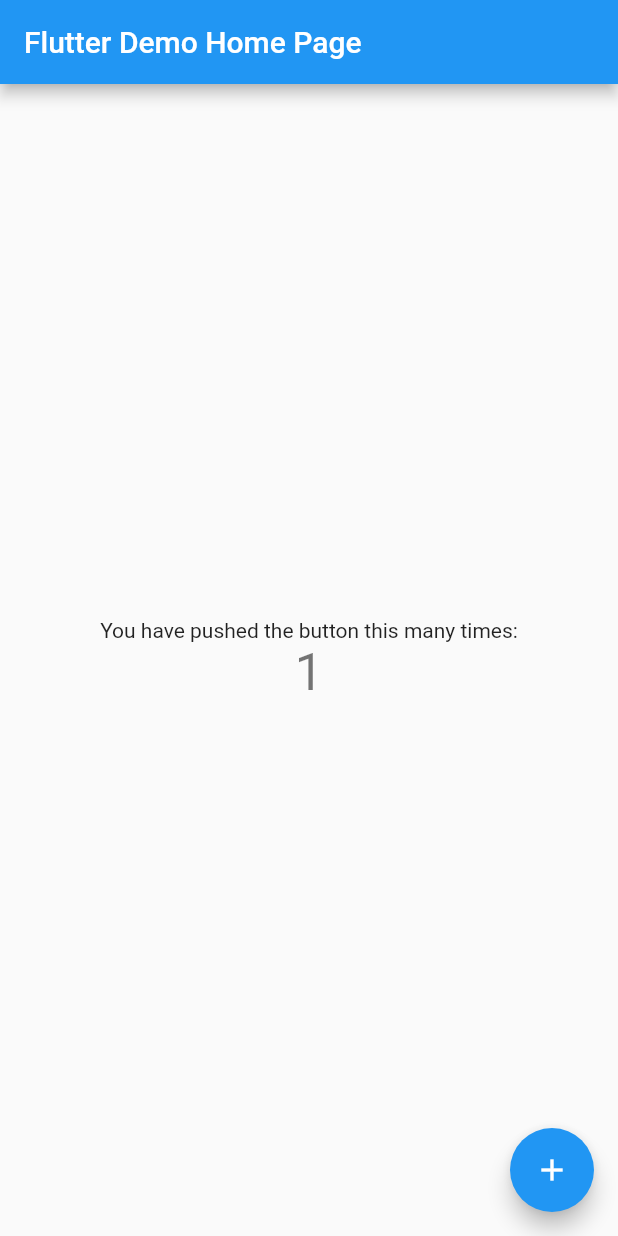
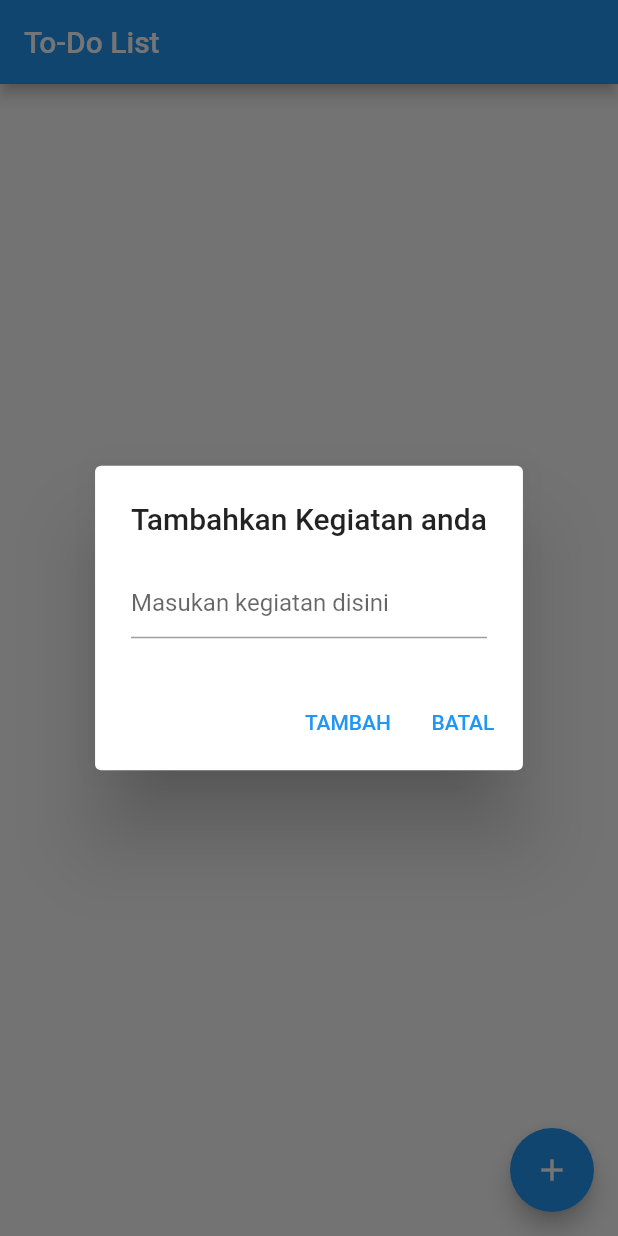
Before and after one commit to dianutomo/tugas_akhir, a Flutter app: the screen it shows after launch, after a tap on the "add" icon, on a phone screen of 412 x 824 dp. Run offline on Flutter 3.47's test engine with Material 2 defaults, Android fonts, the phone set to English and light mode, and no system bars.

Commit message:
modified:   lib/main.dart 	deleted:    lib/main_screen.dart 	new file:   lib/to_do.dart

```diff
--- a/lib/main.dart
+++ b/lib/main.dart
@@ -1,4 +1,6 @@
 import 'package:flutter/material.dart';
+
+import 'package:tugas_akhir/to_do.dart';
 
 void main() {
   runApp(const MyApp());
@@ -10,58 +12,11 @@ class MyApp extends StatelessWidget {
   @override
   Widget build(BuildContext context) {
     return MaterialApp(
-      title: 'Flutter Demo',
+      title: 'To-Do-List',
       theme: ThemeData(
         primarySwatch: Colors.blue,
       ),
-      home: const MyHomePage(title: 'Flutter Demo Home Page'),
+      home: const ToDo(),
     );
   }
 }
-
-class MyHomePage extends StatefulWidget {
-  final String title;
-
-  const MyHomePage({Key? key, required this.title}) : super(key: key);
-
-  @override
-  State<MyHomePage> createState() => _MyHomePageState();
-}
-
-class _MyHomePageState extends State<MyHomePage> {
-  int _counter = 0;
-
-  void _incrementCounter() {
-    setState(() {
-      _counter++;
-    });
-  }
-
-  @override
-  Widget build(BuildContext context) {
-    return Scaffold(
-      appBar: AppBar(
-        title: Text(widget.title),
-      ),
-      body: Center(
-        child: Column(
-          mainAxisAlignment: MainAxisAlignment.center,
-          children: <Widget>[
-            const Text(
-              'You have pushed the button this many times:',
-            ),
-            Text(
-              '$_counter',
-              style: Theme.of(context).textTheme.headline4,
-            ),
-          ],
-        ),
-      ),
-      floatingActionButton: FloatingActionButton(
-        onPressed: _incrementCounter,
-        tooltip: 'Increment',
-        child: const Icon(Icons.add),
-      ),
-    );
-  }
-}
--- /dev/null
+++ b/lib/to_do.dart
@@ -0,0 +1,81 @@
+import 'package:flutter/material.dart';
+
+class ToDo extends StatefulWidget {
+  const ToDo({Key? key}) : super(key: key);
+
+  @override
+  _ToDoState createState() => _ToDoState();
+}
+
+class _ToDoState extends State<ToDo> {
+  final List<String> _todoList = <String>[];
+  final TextEditingController _textFieldController = TextEditingController();
+
+  @override
+  Widget build(BuildContext context) {
+    return Scaffold(
+      appBar: AppBar(
+        title: const Text('To-Do List'),
+      ),
+      body: ListView(children: _getItems()),
+      floatingActionButton: FloatingActionButton(
+        onPressed: () => _displayDialog(context),
+        tooltip: 'Add Item',
+        child: const Icon(Icons.add),
+      ),
+    );
+  }
+
+  void _addTodoItem(String title) {
+    setState(() {
+      _todoList.add(title);
+    });
+    _textFieldController.clear();
+  }
+
+  //Generate list of item widgets
+  Widget _buildTodoItem(String title) {
+    return ListTile(
+      title: Text(title),
+    );
+  }
+
+  //Generate a single item widget
+  Future<Future> _displayDialog(BuildContext context) async {
+    return showDialog(
+        context: context,
+        builder: (BuildContext context) {
+          return AlertDialog(
+            title: const Text('Tambahkan Kegiatan anda'),
+            content: TextField(
+              controller: _textFieldController,
+              decoration:
+                  const InputDecoration(hintText: 'Masukan kegiatan disini'),
+            ),
+            actions: <Widget>[
+              TextButton(
+                child: const Text('TAMBAH'),
+                onPressed: () {
+                  Navigator.of(context).pop();
+                  _addTodoItem(_textFieldController.text);
+                },
+              ),
+              TextButton(
+                child: const Text('BATAL'),
+                onPressed: () {
+                  Navigator.of(context).pop();
+                },
+              )
+            ],
+          );
+        });
+  }
+
+  List<Widget> _getItems() {
+    final List<Widget> todoWidgets = <Widget>[];
+    for (String title in _todoList) {
+      todoWidgets.add(_buildTodoItem(title));
+    }
+    return todoWidgets;
+  }
+}
```
Also changed, not shown: lib/main_screen.dart (deleted).
